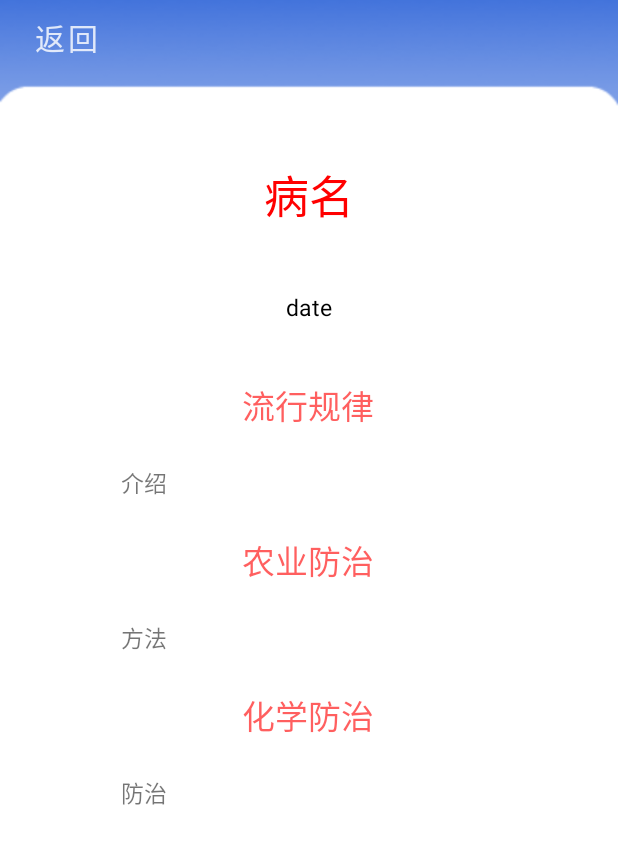
After one commit to warku123/rice-disease-recognize, an Android app: the layout activity_intropage.xml on its own in the app's theme, with its tools: preview values and no code run, on a phone screen of 412 x 824 dp. The commit adds this screen. Shown: the top 844 px of the screen. Run offline under Robolectric (Android 15) with nearby library versions, the phone set to English and light mode, and no system bars.

Commit message:
信息显示界面

```diff
--- a/app/src/main/AndroidManifest.xml
+++ b/app/src/main/AndroidManifest.xml
@@ -23,7 +23,8 @@
         android:roundIcon="@mipmap/ic_launcher_round"
         android:supportsRtl="true"
         android:theme="@style/AppTheme.FullScreen">
-        <activity android:name=".login"></activity>
+        <activity android:name=".Intropage"></activity>
+        <activity android:name=".login" />
         <activity android:name=".setpassword" />
         <activity android:name=".identify" />
         <activity android:name=".checkfun" />
--- /dev/null
+++ b/app/src/main/res/layout/activity_intropage.xml
@@ -0,0 +1,117 @@
+<?xml version="1.0" encoding="utf-8"?>
+<LinearLayout xmlns:android="http://schemas.android.com/apk/res/android"
+    xmlns:app="http://schemas.android.com/apk/res-auto"
+    xmlns:tools="http://schemas.android.com/tools"
+    android:layout_width="match_parent"
+    android:layout_height="match_parent"
+    android:orientation="vertical"
+    android:background="@color/cardview_light_background"
+    tools:context=".Intropage">
+    <LinearLayout
+        android:id="@+id/null_space1"
+        android:layout_width="match_parent"
+        android:layout_height="80dp"
+        android:orientation="vertical"
+        android:background="@drawable/intro_background">
+        <Button
+            android:layout_width="wrap_content"
+            android:layout_height="50dp"
+            android:id="@+id/returninfo"
+            android:text="返回"
+            android:textSize="20sp"
+            android:background="@android:color/transparent"
+            android:textColor="#d0ffffff">
+        </Button>
+    </LinearLayout>
+
+    <ScrollView
+        android:layout_width="match_parent"
+        android:layout_height="match_parent">
+        <LinearLayout
+            android:layout_width="match_parent"
+            android:layout_height="match_parent"
+            android:orientation="vertical">
+
+            <TextView
+                android:layout_width="match_parent"
+                android:layout_height="100dp"
+                android:text="病名"
+                android:textSize="30sp"
+                android:gravity="center"
+                android:textColor="#ffff0000"
+                android:id="@+id/intro_disease_name"
+                ></TextView>
+
+            <TextView
+                android:layout_width="match_parent"
+                android:layout_height="50dp"
+                android:id="@+id/date_intro"
+                android:gravity="center"
+                android:textSize="15sp"
+                android:textColor="#ff000000"
+                android:text="date">
+
+            </TextView>
+
+            <RelativeLayout
+                android:layout_width="match_parent"
+                android:layout_height="wrap_content"
+                android:orientation="horizontal">
+                <LinearLayout
+                    android:layout_width="250dp"
+                    android:layout_height="wrap_content"
+                    android:orientation="vertical"
+                    android:layout_centerInParent="true">
+                    <TextView
+                        android:layout_width="match_parent"
+                        android:layout_height="80dp"
+                        android:textSize="22sp"
+                        android:text="流行规律"
+                        android:gravity="center"
+                        android:textColor="#a0ff0000">
+                    </TextView>
+                    <TextView
+                        android:layout_width="match_parent"
+                        android:layout_height="wrap_content"
+                        android:id="@+id/intro_text"
+                        android:textSize="15sp"
+                        android:text="介绍">
+                    </TextView>
+
+                    <TextView
+                        android:layout_width="match_parent"
+                        android:layout_height="80dp"
+                        android:textSize="22sp"
+                        android:text="农业防治"
+                        android:gravity="center"
+                        android:textColor="#a0ff0000">
+                    </TextView>
+                    <TextView
+                        android:layout_width="match_parent"
+                        android:layout_height="wrap_content"
+                        android:id="@+id/method_text"
+                        android:textSize="15sp"
+                        android:text="方法">
+                    </TextView>
+
+                    <TextView
+                        android:layout_width="match_parent"
+                        android:layout_height="80dp"
+                        android:textSize="22sp"
+                        android:text="化学防治"
+                        android:gravity="center"
+                        android:textColor="#a0ff0000">
+                    </TextView>
+                    <TextView
+                        android:layout_width="match_parent"
+                        android:layout_height="wrap_content"
+                        android:id="@+id/treat_text"
+                        android:textSize="15sp"
+                        android:text="防治">
+                    </TextView>
+                </LinearLayout>
+            </RelativeLayout>
+        </LinearLayout>
+    </ScrollView>
+
+</LinearLayout>
```
Also changed, not shown: app/src/main/java/com/example/cogrice/Intropage.java (added, +63 -0 lines), app/src/main/java/com/example/cogrice/infopage.java (+21 -7 lines), app/src/main/res/layout/activity_infopage.xml (+5 -4 lines), app/src/main/res/drawable/intro_background.png (added).
